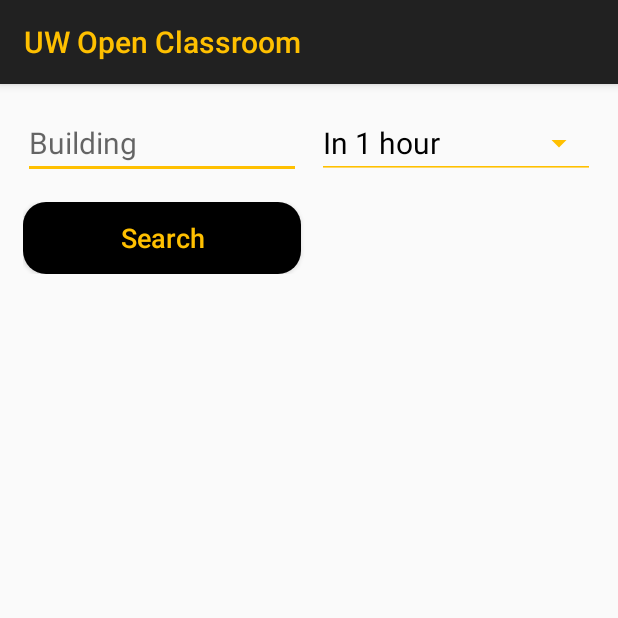
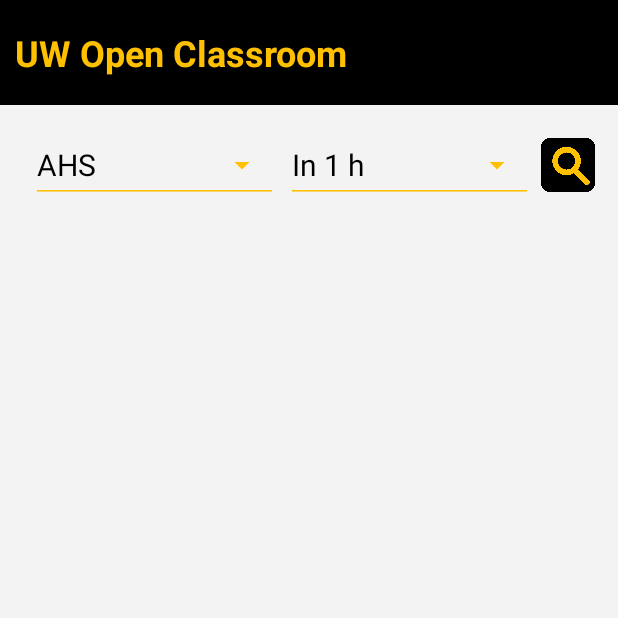
Before and after one commit to chen-iris/uwaterloo-open-classroom, an Android app: the screen it shows after launch (MainActivity), after a tap on "Search", on a phone screen of 412 x 824 dp, the top half of it. Run offline under Robolectric (Android 15) with nearby library versions, the phone set to English and light mode, and no system bars.

Commit message:
Finalize the search UI and fix bugs in the finding open classrooms algorithm

```diff
--- /dev/null
+++ b/uwaterloo-open-classroom-android/app/src/main/java/io/github/wztlei/uwopenclassroom/BuildingOpenSchedule.java
@@ -0,0 +1,52 @@
+package io.github.wztlei.uwopenclassroom;
+
+import java.util.ArrayList;
+import java.util.Collections;
+import java.util.Comparator;
+
+public class BuildingOpenSchedule {
+    private ArrayList<RoomTimeInterval> openRoomTimeIntervals;
+    private String building;
+
+    BuildingOpenSchedule(String building) {
+        this.building = building;
+        this.openRoomTimeIntervals = new ArrayList<>();
+    }
+
+    void addRoomTimeInterval(RoomTimeInterval roomTimeInterval) {
+        openRoomTimeIntervals.add(roomTimeInterval);
+    }
+
+    void sort() {
+        Collections.sort(openRoomTimeIntervals, new Comparator<RoomTimeInterval>() {
+            @Override
+            public int compare(RoomTimeInterval rti1, RoomTimeInterval rti2) {
+                if (rti1.getStartHour() != rti2.getStartHour()) {
+                    return rti1.getStartHour() - rti2.getStartHour();
+                } else if (rti1.getStartMin() != rti2.getStartMin()) {
+                    return rti1.getStartMin() - rti2.getStartMin();
+                } else if (rti1.getEndHour() != rti2.getEndHour()) {
+                    return rti1.getEndHour() - rti2.getEndHour();
+                } else if (rti1.getEndMin() != rti2.getEndMin()) {
+                    return rti1.getEndMin() - rti2.getEndMin();
+                }
+
+                String room1 = rti1.getBuilding() + rti1.getRoomNum();
+                String room2 = rti2.getBuilding() + rti2.getRoomNum();
+                return room1.compareTo(room2);
+            }
+        });
+    }
+
+    int size() {
+        return openRoomTimeIntervals.size();
+    }
+
+    ArrayList<RoomTimeInterval> getOpenRoomTimeIntervals() {
+        return openRoomTimeIntervals;
+    }
+
+    String getBuilding() {
+        return building;
+    }
+}
--- a/uwaterloo-open-classroom-android/app/src/main/java/io/github/wztlei/uwopenclassroom/CustomArrayAdapter.java
+++ b/uwaterloo-open-classroom-android/app/src/main/java/io/github/wztlei/uwopenclassroom/CustomArrayAdapter.java
@@ -6,7 +6,7 @@
 
 import java.util.List;
 
-public class CustomArrayAdapter extends ArrayAdapter<String> {
+class CustomArrayAdapter extends ArrayAdapter<String> {
 
     CustomArrayAdapter(@NonNull Context context, int resource, @NonNull List<String> objects) {
         super(context, resource, objects);
@@ -15,9 +15,4 @@
     CustomArrayAdapter(@NonNull Context context, int resource, @NonNull String[] objects) {
         super(context, resource, objects);
     }
-
-    @Override
-    public int getCount() {
-        return Math.min(7,super.getCount());
-    }
 }
--- a/uwaterloo-open-classroom-android/app/src/main/java/io/github/wztlei/uwopenclassroom/MainActivity.java
+++ b/uwaterloo-open-classroom-android/app/src/main/java/io/github/wztlei/uwopenclassroom/MainActivity.java
@@ -2,18 +2,22 @@
 
 import android.support.v7.app.AppCompatActivity;
 import android.os.Bundle;
+import android.support.v7.widget.LinearLayoutManager;
+import android.support.v7.widget.RecyclerView;
 import android.util.Log;
 import android.view.View;
-import android.widget.AutoCompleteTextView;
-import android.widget.Button;
+import android.widget.ImageView;
 import android.widget.Spinner;
+import android.widget.Toast;
 
-import java.sql.Time;
 import java.util.ArrayList;
 
 public class MainActivity extends AppCompatActivity {
 
     RoomScheduleService roomScheduleService;
+    private RecyclerView recyclerView;
+    private RecyclerView.Adapter mAdapter;
+    private RecyclerView.LayoutManager layoutManager;
 
     private static final String TAG = "WL/MainActivity";
 
@@ -21,6 +25,14 @@
     protected void onCreate(Bundle savedInstanceState) {
         super.onCreate(savedInstanceState);
         setContentView(R.layout.activity_main);
+        recyclerView = findViewById(R.id.search_results_view);
+        // use a linear layout manager
+        layoutManager = new LinearLayoutManager(this);
+        recyclerView.setLayoutManager(layoutManager);
+
+        // specify an adapter (see also next example)
+//        mAdapter = new MyAdapter(myDataset);
+        recyclerView.setAdapter(mAdapter);
 
         roomScheduleService = RoomScheduleService.getInstance(this);
 
@@ -28,35 +40,36 @@
         ArrayList<String> buildings = roomScheduleService.getBuildings();
         CustomArrayAdapter buildingAdapter = new CustomArrayAdapter(
                 this, R.layout.dropdown_text_view, buildings);
-        final AutoCompleteTextView buildingInputTextView = findViewById(R.id.buildingInputTextView);
-        buildingInputTextView.setAdapter(buildingAdapter);
+        final Spinner buildingDropdown = findViewById(R.id.buildingInputSpinner);
+        buildingDropdown.setAdapter(buildingAdapter);
 
 
         // Hours ahead input
-        String[] items = new String[]{"In 1 hour", "In 2 hours", "In 3 hours", "In 4 hours"};
+        String[] items = new String[]{"In 1 h", "In 2 h", "In 3 h", "In 4 h"};
         CustomArrayAdapter hoursAdapter = new CustomArrayAdapter(
                 this, R.layout.dropdown_text_view, items);
         final Spinner hoursDropdown = findViewById(R.id.hoursAheadInputSpinner);
         hoursDropdown.setAdapter(hoursAdapter);
 
-        Button searchButton = findViewById(R.id.searchButton);
+
+
+        ImageView searchButton = findViewById(R.id.searchButton);
 
         searchButton.setOnClickListener(new View.OnClickListener() {
             @Override
             public void onClick(View v) {
-                String building = buildingInputTextView.getText().toString();
+                Toast.makeText(getApplicationContext(), "Retrieving results ...",
+                        Toast.LENGTH_SHORT).show();
+
+                String building = buildingDropdown.getSelectedItem().toString();
                 int timeIndex = hoursDropdown.getSelectedItemPosition();
                 Log.d(TAG, building + " " + timeIndex);
-                ArrayList<RoomOpenSchedule> roomOpenSchedules =
+                BuildingOpenSchedule buildingOpenSchedule =
                         roomScheduleService.findOpenRooms(building, timeIndex + 1);
-                Log.d(TAG, "roomOpenSchedules.size()=" + roomOpenSchedules.size());
+                Log.d(TAG, "roomOpenSchedules.size()=" + buildingOpenSchedule.size());
 
-                for (RoomOpenSchedule r : roomOpenSchedules) {
-                    Log.d(TAG, r.getRoomNum());
-
-                    for (TimeInterval t : r.getTimeIntervals()) {
-                        Log.d(TAG, t.getStartHour() + ":" + t.getStartMin() + " " + t.getEndHour() + ":" + t.getEndMin());
-                    }
+                for (RoomTimeInterval t : buildingOpenSchedule.getOpenRoomTimeIntervals()) {
+                    Log.d(TAG, t.getBuilding() + t.getRoomNum() + " " + t.getStartHour() + ":" + t.getStartMin() + " " + t.getEndHour() + ":" + t.getEndMin());
                 }
             }
         });
--- a/uwaterloo-open-classroom-android/app/src/main/java/io/github/wztlei/uwopenclassroom/RoomOpenSchedule.java
+++ /dev/null
@@ -1,21 +0,0 @@
-package io.github.wztlei.uwopenclassroom;
-
-import java.util.ArrayList;
-
-class RoomOpenSchedule {
-    private String roomNum;
-    private ArrayList<TimeInterval> openTimeIntervals;
-
-    RoomOpenSchedule(String roomNum, ArrayList<TimeInterval> openTimeIntervals) {
-        this.roomNum = roomNum;
-        this.openTimeIntervals = openTimeIntervals;
-    }
-
-    public String getRoomNum() {
-        return roomNum;
-    }
-
-    public ArrayList<TimeInterval> getTimeIntervals() {
-        return openTimeIntervals;
-    }
-}
--- a/uwaterloo-open-classroom-android/app/src/main/java/io/github/wztlei/uwopenclassroom/RoomScheduleService.java
+++ b/uwaterloo-open-classroom-android/app/src/main/java/io/github/wztlei/uwopenclassroom/RoomScheduleService.java
@@ -81,42 +81,40 @@
         return buildings;
     }
 
-    public ArrayList<RoomOpenSchedule> findOpenRooms(String building, int hoursAhead) {
+    public BuildingOpenSchedule findOpenRooms(String building, int hoursAhead) {
         try {
             JSONObject buildingRooms = roomSchedules.getJSONObject(building);
             JSONArray roomNums = buildingRooms.names();
-            ArrayList<RoomOpenSchedule> roomOpenSchedules = new ArrayList<>();
+            BuildingOpenSchedule buildingOpenSchedule = new BuildingOpenSchedule(building);
 
             updateCurrentTime();
 
             // Iterate through each room in the building
             for (int i = 0; i < roomNums.length(); i++) {
-                String roomNumKey = roomNums.getString(i);
-                JSONArray classTimes = buildingRooms.getJSONArray(roomNumKey);
-
-                ArrayList<TimeInterval> openTimeIntervals = findOpenTimeIntervals(classTimes, hoursAhead);
-
-                if (openTimeIntervals.size() > 0) {
-                    roomOpenSchedules.add(new RoomOpenSchedule(roomNumKey, openTimeIntervals));
-                }
+                String roomNum = roomNums.getString(i);
+                JSONArray classTimes = buildingRooms.getJSONArray(roomNum);
+                addOpenTimeIntervals(buildingOpenSchedule, roomNum, classTimes, hoursAhead);
             }
 
-            return roomOpenSchedules;
+            return buildingOpenSchedule;
         } catch (JSONException e) {
             e.printStackTrace();
             return null;
         }
     }
 
-    private static ArrayList<TimeInterval> findOpenTimeIntervals(
-            JSONArray classTimes, int hoursAhead) throws JSONException{
-        boolean[] occupiedHalfHours = new boolean[HALF_HOURS_PER_DAY];
+    private static void addOpenTimeIntervals(BuildingOpenSchedule buildingOpenSchedule,
+            String roomNum, JSONArray classTimes, int hoursAhead)
+            throws JSONException {
+        String building = buildingOpenSchedule.getBuilding();
+        boolean[] occupiedHalfHours = new boolean[HALF_HOURS_PER_DAY * 2];
 
         // All classes start at either XX:00 or XX:30 and end at either XX:20 or XX:50.
         for (int i = 0; i < classTimes.length(); i++) {
             JSONArray classTime = classTimes.getJSONArray(i);
 
             if (classOccursToday(classTime)) {
+                Log.d(TAG, "test");
                 int startHour = classTime.getInt(START_HOUR_INDEX);
                 int startMin = classTime.getInt(START_MIN_INDEX);
                 int endHour = classTime.getInt(END_HOUR_INDEX);
@@ -127,46 +125,52 @@
 
                 for (int occupiedTime = startIndex; occupiedTime <= endIndex; occupiedTime++) {
                     occupiedHalfHours[occupiedTime] = true;
+                    occupiedHalfHours[occupiedTime + 48] = true;
                 }
             }
         }
 
-        Log.d(TAG, "test5" + Arrays.toString(occupiedHalfHours));
-        ArrayList<TimeInterval> openTimeIntervals = new ArrayList<>();
         int openStartHour = -1, openStartMin = -1;
         int searchStartIndex = calcHalfHourIndex(currentHour, currentMin);
         int searchEndIndex = calcHalfHourIndex(currentHour + hoursAhead, currentMin);
 
-        for (int i = searchStartIndex; i <= searchEndIndex; i++) {
+        for (int i = searchStartIndex; i < HALF_HOURS_PER_DAY * 2; i++) {
             // If this is an open half-hour and we were not in the middle of an open time interval,
             // then we have entered an open time interval, so we record the starting hour and min.
-            if (!occupiedHalfHours[i] && openStartHour == -1) {
-                openStartHour = i / 2;
-                openStartMin = (i % 2 == 0) ? 0 : 30;
+            if (!occupiedHalfHours[i] && openStartHour == -1 && i <= searchEndIndex) {
+                int oneDayIndex = i % 48;
+                openStartHour = oneDayIndex / 2;
+                openStartMin = (oneDayIndex % 2 == 0) ? 0 : 30;
             }
 
             // If this is an occupied half-hour and we were in the middle of an open time interval,
             // then we have exited an open time interval, so we record the ending hour and min.
-            if ((occupiedHalfHours[i] && openStartHour != -1) || i == searchEndIndex) {
-                int openEndHour = (i - 1) / 2;
-                int openEndMin = ((i - 1) % 2 == 0) ? 20 : 50;
+            if (occupiedHalfHours[i] && openStartHour != -1) {
+                int oneDayIndex = i % 48;
+                int openEndHour = (oneDayIndex - 1) / 2;
+                int openEndMin = ((oneDayIndex - 1) % 2 == 0) ? 20 : 50;
 
-                TimeInterval openTimeInterval = new TimeInterval(
-                        openStartHour, openStartMin, openEndHour, openEndMin);
-                openTimeIntervals.add(openTimeInterval);
+                RoomTimeInterval openRoomTimeInterval = new RoomTimeInterval(
+                        building, roomNum, openStartHour, openStartMin, openEndHour, openEndMin);
+                buildingOpenSchedule.addRoomTimeInterval(openRoomTimeInterval);
 
                 openStartHour = -1;
                 openStartMin = -1;
+            } else if (i == (HALF_HOURS_PER_DAY * 2 - 1) && openStartHour != -1) {
+                int openEndHour = 23;
+                int openEndMin = 50;
+
+                RoomTimeInterval openRoomTimeInterval = new RoomTimeInterval(
+                        building, roomNum, openStartHour, openStartMin, openEndHour, openEndMin);
+                buildingOpenSchedule.addRoomTimeInterval(openRoomTimeInterval);
             }
         }
 
-        return openTimeIntervals;
+        buildingOpenSchedule.sort();
     }
 
     private static int calcHalfHourIndex(int hour, int min) {
-        if (hour > 23) {
-            return 47;
-        } else if (min < 30) {
+        if (min < 30) {
             return 2 * hour;
         } else {
             return 2 * hour + 1;
@@ -187,37 +191,48 @@
         int endMonth = classTime.getInt(END_MONTH_INDEX);
         int endDate = classTime.getInt(END_DATE_INDEX);
 
-        return withinMinMax(startMonth, currentMonth, endMonth)
-                && withinMinMax(startDate, currentDate, endDate);
+        int startDateCode = startMonth * 100 + startDate;
+        int currentDateCode = currentMonth * 100 + currentDate;
+        int endDateCode = endMonth * 100 + endDate;
+
+        return withinClosedInterval(startDateCode, currentDateCode, endDateCode);
     }
 
     private static void updateCurrentTime() {
         Calendar calendar = Calendar.getInstance();
         currentMonth = calendar.get(Calendar.MONTH);
-        currentDate = Calendar.getInstance().get(Calendar.DATE);
+        currentDate = calendar.get(Calendar.DATE);
+        Log.d(TAG, "currentDate=" + currentDate);
 
         switch (calendar.get(Calendar.DAY_OF_WEEK)) {
             case Calendar.MONDAY:
                 currentDayOfWeek = 0;
+                break;
             case Calendar.TUESDAY:
                 currentDayOfWeek = 1;
+                break;
             case Calendar.WEDNESDAY:
                 currentDayOfWeek = 2;
+                break;
             case Calendar.THURSDAY:
                 currentDayOfWeek = 3;
+                break;
             case Calendar.FRIDAY:
                 currentDayOfWeek = 4;
+                break;
             case Calendar.SATURDAY:
                 currentDayOfWeek = 5;
+                break;
             case Calendar.SUNDAY:
                 currentDayOfWeek = 6;
+                break;
         }
 
         currentHour = calendar.get(Calendar.HOUR_OF_DAY);
         currentMin = calendar.get(Calendar.MINUTE);
     }
 
-    private static boolean withinMinMax(int min, int num, int max) {
+    private static boolean withinClosedInterval(int min, int num, int max) {
         return min <= num && num <= max;
     }
 }
--- a/uwaterloo-open-classroom-android/app/src/main/java/io/github/wztlei/uwopenclassroom/TimeInterval.java
+++ b/uwaterloo-open-classroom-android/app/src/main/java/io/github/wztlei/uwopenclassroom/RoomTimeInterval.java
@@ -1,16 +1,29 @@
 package io.github.wztlei.uwopenclassroom;
 
-class TimeInterval {
+class RoomTimeInterval {
+    private String building;
+    private String roomNum;
     private int startHour;
     private int startMin;
     private int endHour;
     private int endMin;
 
-    TimeInterval(int startHour, int startMin, int endHour, int endMin) {
+    RoomTimeInterval(String building, String roomNum, int startHour,
+                     int startMin, int endHour, int endMin) {
+        this.building = building;
+        this.roomNum = roomNum;
         this.startHour = startHour;
         this.startMin = startMin;
         this.endHour = endHour;
         this.endMin = endMin;
+    }
+
+    public String getBuilding() {
+        return building;
+    }
+
+    public String getRoomNum() {
+        return roomNum;
     }
 
     public int getStartHour() {
--- a/uwaterloo-open-classroom-android/app/src/main/res/drawable/dropdown_background.xml
+++ b/uwaterloo-open-classroom-android/app/src/main/res/drawable/dropdown_background.xml
@@ -1,4 +1,18 @@
 <?xml version="1.0" encoding="utf-8"?>
-<selector xmlns:android="http://schemas.android.com/apk/res/android">
+<layer-list xmlns:android="http://schemas.android.com/apk/res/android" >
+    <item>
+        <shape
+            android:shape="rectangle">
+            <stroke android:width="1dp" android:color="@color/colorAccent" />
+            <solid android:color="@color/colorBackground" />
 
-</selector>
+        </shape>
+    </item>
+
+    <item android:top="1dp" >
+        <shape android:shape="rectangle">
+            <solid android:color="@color/colorBackground" />
+        </shape>
+    </item>
+
+</layer-list>
--- /dev/null
+++ b/uwaterloo-open-classroom-android/app/src/main/res/drawable/ripple.xml
@@ -0,0 +1,12 @@
+<selector xmlns:android="http://schemas.android.com/apk/res/android">
+    <item android:state_pressed="true">
+        <shape android:shape="rectangle">
+            <solid android:color="#FFFFFF" />
+        </shape>
+    </item>
+    <item>
+        <shape android:shape="rectangle">
+            <solid android:color="#FFFFFF" />
+        </shape>
+    </item>
+</selector>
--- a/uwaterloo-open-classroom-android/app/src/main/res/layout/activity_main.xml
+++ b/uwaterloo-open-classroom-android/app/src/main/res/layout/activity_main.xml
@@ -5,6 +5,16 @@
     android:layout_height="match_parent"
     android:orientation="vertical"
     tools:context=".MainActivity">
+    <TextView
+        android:layout_width="match_parent"
+        android:layout_height="70dp"
+        android:background="@color/colorPrimary"
+        android:textColor="@color/colorAccent"
+        android:textSize="24sp"
+        android:text="@string/app_name"
+        android:textStyle="bold"
+        android:padding="10dp"
+        android:gravity="center_vertical" />
 
     <LinearLayout
         android:layout_width="match_parent"
@@ -16,73 +26,48 @@
         android:layout_marginRight="15dp"
         android:layout_marginEnd="15dp">
 
-        <AutoCompleteTextView
-            android:id="@+id/buildingInputTextView"
-            android:layout_width="0dp"
-            android:layout_height="wrap_content"
-            android:layout_weight="1"
-            android:layout_marginRight="5dp"
-            android:layout_marginEnd="5dp"
-            android:textSize="20sp"
-            android:hint="@string/str_building"
-            android:completionThreshold="1" />
-
         <Spinner
-            android:id="@+id/hoursAheadInputSpinner"
+            android:id="@+id/buildingInputSpinner"
             style="@style/Base.Widget.AppCompat.Spinner.Underlined"
             android:layout_width="0dp"
-            android:layout_height="wrap_content"
+            android:layout_height="50dp"
             android:layout_weight="1"
             android:layout_marginLeft="5dp"
             android:layout_marginStart="5dp"
             android:spinnerMode="dropdown"
             android:textSize="20sp"
             android:dropDownWidth="match_parent"
-            android:overlapAnchor="false" />
+            android:dropDownVerticalOffset="50dp"/>
 
-    </LinearLayout>
-
-    <LinearLayout
-        android:layout_width="match_parent"
-        android:layout_height="wrap_content"
-        android:gravity="center"
-        android:layout_marginTop="15dp"
-        android:layout_marginLeft="15dp"
-        android:layout_marginStart="15dp"
-        android:layout_marginRight="15dp"
-        android:layout_marginEnd="15dp">
-
-        <Button
-            android:id="@+id/searchButton"
+        <Spinner
+            android:id="@+id/hoursAheadInputSpinner"
+            style="@style/Widget.AppCompat.Spinner.Underlined"
             android:layout_width="0dp"
-            android:layout_height="wrap_content"
+            android:layout_height="50dp"
             android:layout_weight="1"
-            android:text="@string/str_search"
-            android:background="@drawable/button"
-            android:textColor="@color/colorAccent"
+            android:layout_marginLeft="5dp"
+            android:layout_marginStart="5dp"
             android:layout_marginRight="5dp"
             android:layout_marginEnd="5dp"
-            android:textSize="18sp"
-            android:textAllCaps="false"/>
+            android:spinnerMode="dropdown"
+            android:textSize="20sp"
+            android:dropDownWidth="match_parent"
+            android:dropDownVerticalOffset="50dp"/>
 
-        <TextView
-            android:id="@+id/button2"
-            android:visibility="invisible"
-            android:layout_width="0dp"
-            android:layout_weight="1"
-            android:layout_height="wrap_content"
-            android:text="@string/str_search"
-            android:background="@drawable/button"
-            android:textColor="@color/colorAccent"
-            android:layout_marginLeft="5dp"
-            android:layout_marginStart="5dp"
-            android:textSize="18sp"
-            android:textAllCaps="false"/>
+        <ImageView
+            android:layout_width="36dp"
+            android:layout_height="36dp"
+            android:src="@drawable/search_icon"
+            android:contentDescription="@string/str_search"
+            android:id="@+id/searchButton"
+            android:clickable="true"
+            android:focusable="true"
+            android:background="?attr/selectableItemBackground"/>
 
     </LinearLayout>
 
     <android.support.v7.widget.RecyclerView
-        android:id="@+id/my_recycler_view"
+        android:id="@+id/search_results_view"
         android:scrollbars="vertical"
         android:layout_width="match_parent"
         android:layout_height="match_parent"/>
--- a/uwaterloo-open-classroom-android/app/src/main/res/layout/dropdown_text_view.xml
+++ b/uwaterloo-open-classroom-android/app/src/main/res/layout/dropdown_text_view.xml
@@ -2,8 +2,10 @@
 <TextView xmlns:android="http://schemas.android.com/apk/res/android"
     android:orientation="vertical"
     android:layout_width="match_parent"
-    android:layout_height="match_parent"
+    android:layout_height="36dp"
     android:textSize="20sp"
-    android:layout_marginTop="5dp"
-    android:layout_marginBottom="5dp"
-    android:textColor="@color/colorPrimary" />
+    android:layout_marginTop="8dp"
+    android:layout_marginBottom="8dp"
+    android:textColor="@color/colorPrimary"
+    android:background="@drawable/dropdown_background"
+    android:gravity="center_vertical" />
--- a/uwaterloo-open-classroom-android/app/src/main/res/values/colors.xml
+++ b/uwaterloo-open-classroom-android/app/src/main/res/values/colors.xml
@@ -4,4 +4,5 @@
     <color name="colorPrimaryDark">#000000</color>
     <color name="colorAccent">#FFC000</color>
     <color name="colorWhite">#FFFFFF</color>
+    <color name="colorBackground"> #F3F3F3</color>
 </resources>
--- a/uwaterloo-open-classroom-android/app/src/main/res/values/styles.xml
+++ b/uwaterloo-open-classroom-android/app/src/main/res/values/styles.xml
@@ -4,19 +4,11 @@
         <!-- All customizations that are NOT specific to a particular API-level can go here. -->
     </style>
 
-    <style name="AppBaseTheme" parent="@style/Theme.AppCompat.Light.DarkActionBar">
-        <item name="actionBarStyle">@style/ActionBarStyle</item>
+    <style name="AppBaseTheme" parent="@style/Theme.AppCompat.Light.NoActionBar">
         <item name="colorControlNormal">@color/colorAccent</item>
         <item name="colorControlActivated">@color/colorAccent</item>
         <item name="colorControlHighlight">@color/colorAccent</item>
-    </style>
-
-    <style name="ActionBarStyle" parent="@style/Widget.AppCompat.Light.ActionBar.Solid">
-        <item name="titleTextStyle">@style/TitleBarTextColor</item>
-    </style>
-
-    <style name="TitleBarTextColor" parent="@style/TextAppearance.AppCompat.Widget.ActionBar.Title">
-        <item name="android:textColor">@color/colorAccent</item>
+        <item name="android:windowBackground">@color/colorBackground</item>
     </style>
 
 
```
Also changed, not shown: uwaterloo-open-classroom-android/app/src/main/res/drawable/search_icon.png (added).
